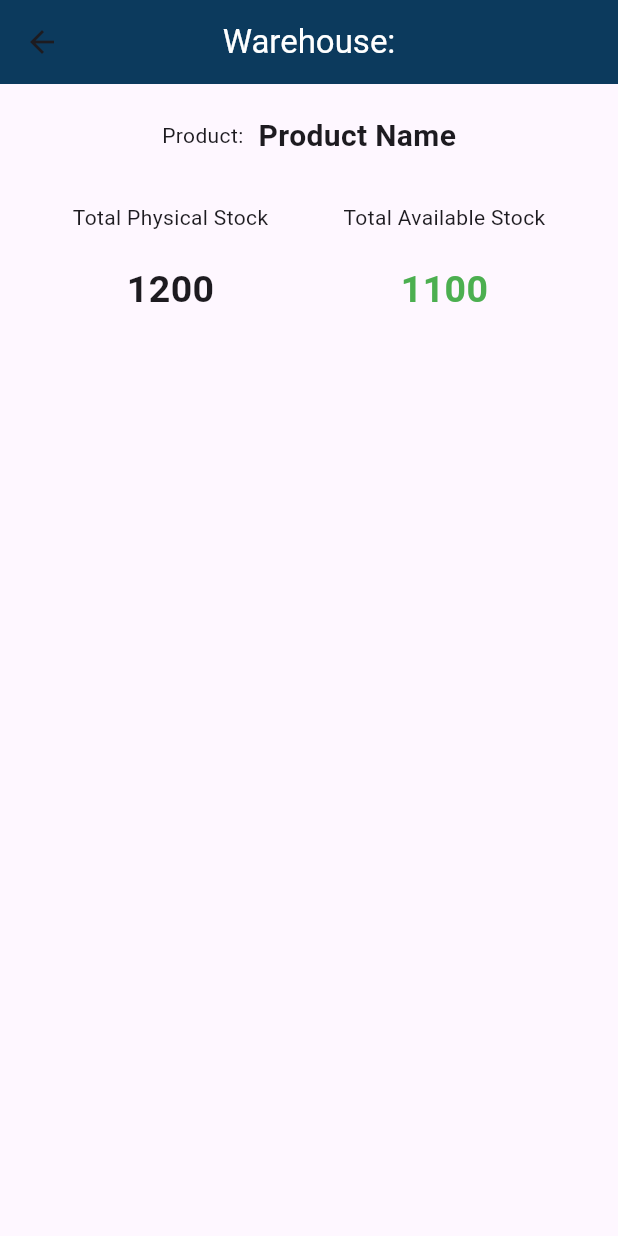
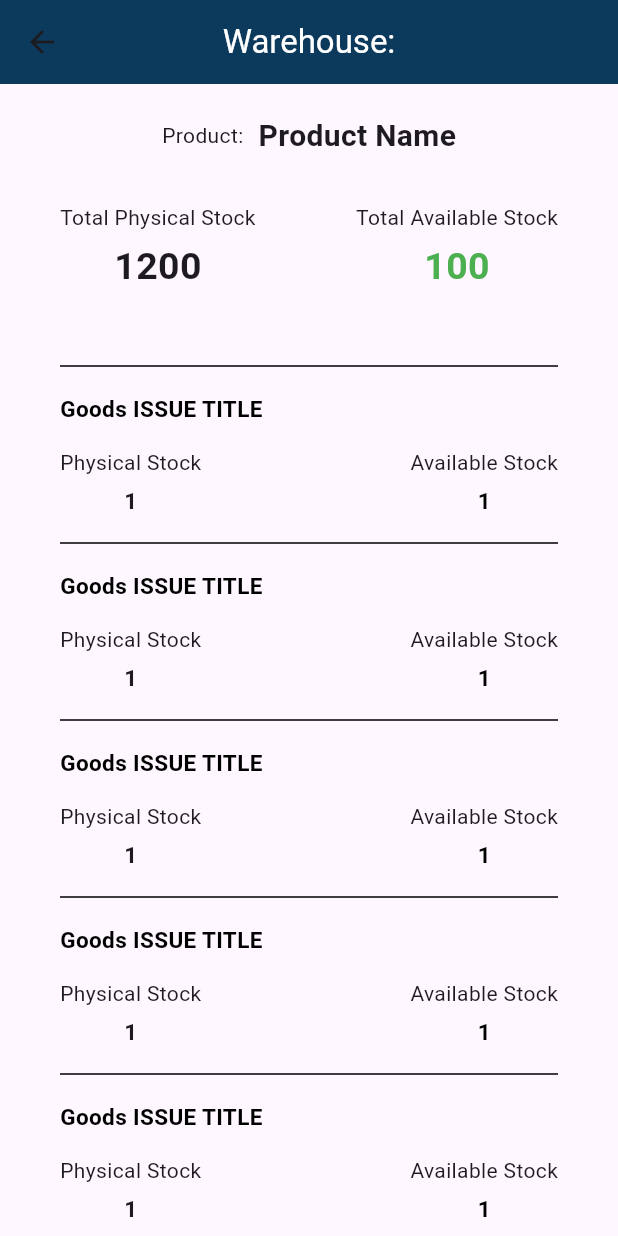
Before and after one commit to madhu209/onpremewm, a Flutter app: the InventoryStockListView screen opened directly, on a phone screen of 412 x 824 dp. Run offline on Flutter 3.47's test engine with Material 3 defaults, Android fonts, the phone set to English and light mode, and no system bars.

Commit message:
inventory stock list design completed

```diff
--- a/lib/mainviews/inventorystocks.dart
+++ b/lib/mainviews/inventorystocks.dart
@@ -21,14 +21,45 @@ class InventoryStockListViewState extends State<InventoryStockListView> {
     return Scaffold(
       appBar: customAppBar('Warehouse:'),
       body: Padding(
-        padding: const EdgeInsets.only(left: 20, right: 20, top: 20),
+        padding: const EdgeInsets.only(left: 40, right: 40, top: 20),
         child: Column(
             mainAxisAlignment: MainAxisAlignment.start,
             crossAxisAlignment: CrossAxisAlignment.center,
             children: [
               productTtile(),
               const SizedBox(height: 30),
-              totalStockInfo()
+              totalStockInfo(true, 'Total Physical Stock', '1200',
+                  'Total Available Stock', '100'),
+              const SizedBox(height: 40),
+              const Divider(
+                color: Colors.black,
+              ),
+              SingleChildScrollView(
+                child: Column(
+                  children: List.generate(20, (index) {
+                    return Column(
+                      crossAxisAlignment: CrossAxisAlignment.start,
+                      children: [
+                        const SizedBox(height: 10),
+                        const Text(
+                          'Goods ISSUE TITLE',
+                          style: TextStyle(
+                              color: Colors.black,
+                              fontSize: 15,
+                              fontWeight: FontWeight.bold),
+                        ),
+                        const SizedBox(height: 15),
+                        totalStockInfo(false, 'Physical Stock', '1',
+                            'Available Stock', '1'),
+                        const SizedBox(height: 10),
+                        const Divider(
+                          color: Colors.black,
+                        )
+                      ],
+                    );
+                  }),
+                ),
+              )
             ]),
       ),
     );
@@ -48,36 +79,39 @@ class InventoryStockListViewState extends State<InventoryStockListView> {
     );
   }
 
-  Widget totalStockInfo() {
-    return const Row(
+  Widget totalStockInfo(bool isTotalStock, leftTitle, String leftValue,
+      String rightTitle, String rightValue) {
+    return Row(
       mainAxisAlignment: MainAxisAlignment.center,
       children: [
         Column(
           children: [
-            Text('Total Physical Stock'),
-            SizedBox(height: 20),
+            Text(leftTitle),
+            const SizedBox(height: 5),
             Text(
-              '1200',
-              style: TextStyle(fontSize: 25, fontWeight: FontWeight.bold),
+              leftValue,
+              style: TextStyle(
+                  fontSize: isTotalStock ? 25 : 15,
+                  fontWeight: FontWeight.bold),
             )
           ],
         ),
-        SizedBox(width: 50),
+        const Spacer(),
         Column(
           children: [
-            Text('Total Available Stock'),
-            SizedBox(
-              height: 20,
+            Text(rightTitle),
+            const SizedBox(
+              height: 5,
             ),
             Text(
-              '1100',
+              rightValue,
               style: TextStyle(
-                  fontSize: 25,
+                  fontSize: isTotalStock ? 25 : 15,
                   fontWeight: FontWeight.bold,
-                  color: Colors.green),
+                  color: isTotalStock ? Colors.green : Colors.black),
             )
           ],
-        )
+        ),
       ],
     );
   }
```
